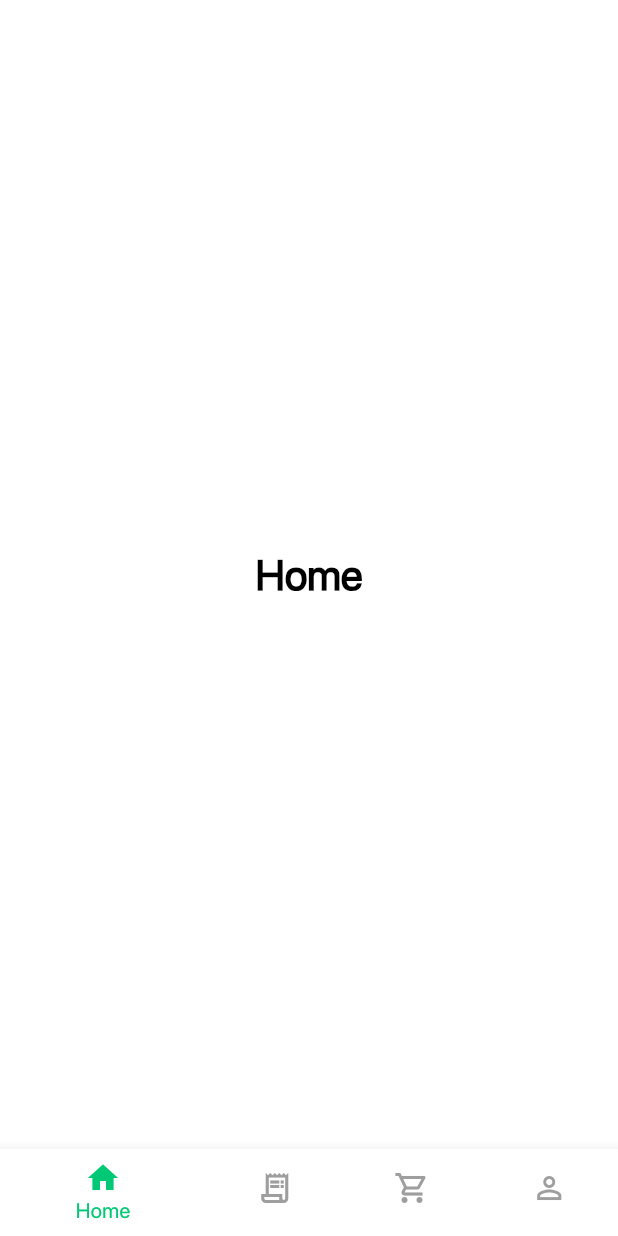
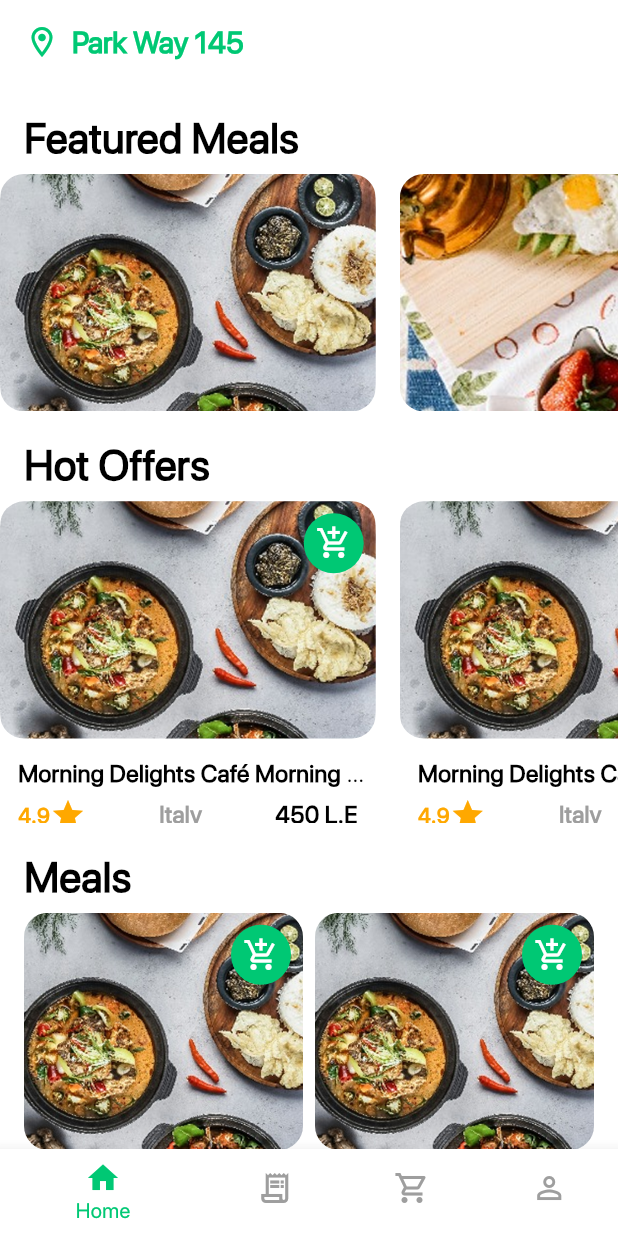
Before and after one commit to FakhrElddin/street_bite_app, a Flutter app: the screen it shows after launch, on a phone screen of 412 x 824 dp. Run offline on Flutter 3.47's test engine with Material 3 defaults, Android fonts, the phone set to English and light mode, and no system bars; our stand-ins replace flutter_bloc, shared_preferences.

Commit message:
create home view ui

```diff
--- a/lib/core/utils/app_assets.dart
+++ b/lib/core/utils/app_assets.dart
@@ -1,4 +1,8 @@
 abstract final class AppAssets {
   static const String splashImage = 'assets/images/splash_image.png';
   static const String splashLogo = 'assets/images/splash_logo.png';
+  static const String firstBannerImage = 'assets/images/banner_image_1.png';
+  static const String secondBannerImage = 'assets/images/banner_image_2.png';
+  static const String thirdBannerImage = 'assets/images/banner_image_3.png';
+  static const String fourthBannerImage = 'assets/images/banner_image_4.png';
 }
--- a/lib/core/utils/app_colors.dart
+++ b/lib/core/utils/app_colors.dart
@@ -10,4 +10,5 @@ abstract final class AppColors {
   static const Color redColor = Colors.red;
   static const Color greyColor = Colors.grey;
   static const Color blackColor = Colors.black;
+  static const Color yellowColor = Color(0XFFFFA800);
 }
--- a/lib/features/home/presentation/screens/home_view.dart
+++ b/lib/features/home/presentation/screens/home_view.dart
@@ -1,17 +1,67 @@
 import 'package:flutter/material.dart';
+import 'package:street_bite_app/features/home/presentation/widgets/featured_meals_list_view.dart';
+import 'package:street_bite_app/features/home/presentation/widgets/home_view_app_bar.dart';
+import 'package:street_bite_app/features/home/presentation/widgets/hot_offers_list_view.dart';
+import 'package:street_bite_app/features/home/presentation/widgets/meals_sliver_grid.dart';
 
 class HomeView extends StatelessWidget {
   const HomeView({super.key});
 
   @override
   Widget build(BuildContext context) {
-    return Center(
-      child: Text(
-        'Home',
-        style: Theme.of(context).textTheme.headlineMedium?.copyWith(
-              fontWeight: FontWeight.bold,
-            ),
-      ),
+    final screenHeight = MediaQuery.sizeOf(context).height;
+    return CustomScrollView(
+      slivers: [
+        SliverToBoxAdapter(
+          child: Column(
+            children: [
+              HomeViewAppBar(),
+              SizedBox(height: 16),
+              Padding(
+                padding: const EdgeInsetsDirectional.only(start: 16.0),
+                child: Align(
+                  alignment: AlignmentDirectional.centerStart,
+                  child: Text(
+                    'Featured Meals',
+                    style: TextStyle(fontSize: 28, fontWeight: FontWeight.w600),
+                  ),
+                ),
+              ),
+              SizedBox(height: 4),
+              SizedBox(
+                height: screenHeight * 0.192,
+                child: FeaturedMealsListView(),
+              ),
+              SizedBox(height: 16),
+              Padding(
+                padding: const EdgeInsetsDirectional.only(start: 16.0),
+                child: Align(
+                  alignment: AlignmentDirectional.centerStart,
+                  child: Text(
+                    'Hot Offers',
+                    style: TextStyle(fontSize: 28, fontWeight: FontWeight.w600),
+                  ),
+                ),
+              ),
+              SizedBox(height: 4),
+              SizedBox(height: screenHeight * 0.26, child: HotOffersListView()),
+              SizedBox(height: 16),
+              Padding(
+                padding: const EdgeInsetsDirectional.only(start: 16.0),
+                child: Align(
+                  alignment: AlignmentDirectional.centerStart,
+                  child: Text(
+                    'Meals',
+                    style: TextStyle(fontSize: 28, fontWeight: FontWeight.w600),
+                  ),
+                ),
+              ),
+              SizedBox(height: 4),
+            ],
+          ),
+        ),
+        MealsSliverGrid(),
+      ],
     );
   }
 }
--- /dev/null
+++ b/lib/features/home/presentation/widgets/featured_meals_list_view.dart
@@ -0,0 +1,36 @@
+import 'package:flutter/material.dart';
+import 'package:street_bite_app/core/utils/app_assets.dart';
+
+class FeaturedMealsListView extends StatelessWidget {
+  const FeaturedMealsListView({super.key});
+
+  final List<String> images = const [
+    AppAssets.firstBannerImage,
+    AppAssets.secondBannerImage,
+    AppAssets.thirdBannerImage,
+    AppAssets.fourthBannerImage,
+    AppAssets.firstBannerImage,
+  ];
+
+  @override
+  Widget build(BuildContext context) {
+    final screenHeight = MediaQuery.sizeOf(context).height;
+    final screenWidth = MediaQuery.sizeOf(context).width;
+    return ListView.separated(
+      scrollDirection: Axis.horizontal,
+      physics: BouncingScrollPhysics(),
+      itemCount: images.length,
+      itemBuilder: (context, index) => Container(
+        clipBehavior: Clip.antiAlias,
+        decoration: BoxDecoration(borderRadius: BorderRadius.circular(16)),
+        child: Image.asset(
+          images[index],
+          height: screenHeight * 0.192,
+          width: screenWidth * 0.608,
+          fit: BoxFit.cover,
+        ),
+      ),
+      separatorBuilder: (context, index) => SizedBox(width: 16),
+    );
+  }
+}
--- /dev/null
+++ b/lib/features/home/presentation/widgets/home_view_app_bar.dart
@@ -0,0 +1,29 @@
+import 'package:flutter/material.dart';
+import 'package:street_bite_app/core/utils/app_colors.dart';
+
+class HomeViewAppBar extends StatelessWidget implements PreferredSizeWidget {
+  const new({super.key});
+
+  @override
+  Widget build(BuildContext context) {
+    return AppBar(
+      title: Row(
+        children: [
+          Icon(Icons.location_on_outlined, color: AppColors.primaryColor),
+          SizedBox(width: 8),
+          Text(
+            'Park Way 145',
+            style: TextStyle(
+              fontSize: 20,
+              fontWeight: FontWeight.w600,
+              color: AppColors.primaryColor,
+            ),
+          ),
+        ],
+      ),
+    );
+  }
+
+  @override
+  Size get preferredSize => Size.fromHeight(kToolbarHeight);
+}
--- /dev/null
+++ b/lib/features/home/presentation/widgets/hot_offers_list_view.dart
@@ -0,0 +1,17 @@
+import 'package:flutter/material.dart';
+import 'package:street_bite_app/features/home/presentation/widgets/meal_item.dart';
+
+class HotOffersListView extends StatelessWidget {
+  const HotOffersListView({super.key});
+
+  @override
+  Widget build(BuildContext context) {
+    return ListView.separated(
+      scrollDirection: Axis.horizontal,
+      physics: BouncingScrollPhysics(),
+      itemCount: 5,
+      itemBuilder: (context, index) => MealItem(),
+      separatorBuilder: (context, index) => SizedBox(width: 16),
+    );
+  }
+}
--- /dev/null
+++ b/lib/features/home/presentation/widgets/meal_item.dart
@@ -0,0 +1,94 @@
+import 'package:flutter/material.dart';
+import 'package:street_bite_app/core/utils/app_assets.dart';
+import 'package:street_bite_app/core/utils/app_colors.dart';
+
+class MealItem extends StatelessWidget {
+  const new({super.key});
+
+  @override
+  Widget build(BuildContext context) {
+    final screenHeight = MediaQuery.sizeOf(context).height;
+    final screenWidth = MediaQuery.sizeOf(context).width;
+    return Stack(
+      alignment: AlignmentDirectional.topEnd,
+      children: [
+        SizedBox(
+          width: screenWidth * 0.608,
+          child: Column(
+            crossAxisAlignment: CrossAxisAlignment.start,
+            children: [
+              Container(
+                clipBehavior: Clip.antiAlias,
+                decoration: BoxDecoration(
+                  borderRadius: BorderRadius.circular(16),
+                ),
+                child: Image.asset(
+                  AppAssets.firstBannerImage,
+                  height: screenHeight * 0.192,
+                  width: screenWidth * 0.608,
+                  fit: BoxFit.cover,
+                ),
+              ),
+              SizedBox(height: 12),
+              Padding(
+                padding: const EdgeInsetsDirectional.only(start: 12),
+                child: Text(
+                  'Morning Delights Café Morning Delights Café Morning Delights Café Morning Delights Café Morning Delights Café',
+                  style: TextStyle(fontSize: 16, fontWeight: FontWeight.w600),
+                  maxLines: 1,
+                  overflow: TextOverflow.ellipsis,
+                ),
+              ),
+              SizedBox(height: 4),
+              Padding(
+                padding: const EdgeInsets.symmetric(horizontal: 12.0),
+                child: Row(
+                  mainAxisAlignment: MainAxisAlignment.spaceBetween,
+                  children: [
+                    Row(
+                      children: [
+                        Text(
+                          '4.9',
+                          style: TextStyle(
+                            fontSize: 14,
+                            fontWeight: FontWeight.w600,
+                            color: AppColors.yellowColor,
+                          ),
+                        ),
+                        Icon(Icons.star, color: AppColors.yellowColor),
+                      ],
+                    ),
+                    Text(
+                      'Italy',
+                      style: TextStyle(
+                        fontSize: 16,
+                        fontWeight: FontWeight.w600,
+                        color: AppColors.greyColor,
+                      ),
+                    ),
+                    Text(
+                      '450 L.E',
+                      style: TextStyle(
+                        fontSize: 16,
+                        fontWeight: FontWeight.w600,
+                      ),
+                    ),
+                  ],
+                ),
+              ),
+            ],
+          ),
+        ),
+        Padding(
+          padding: const EdgeInsets.all(8.0),
+          child: CircleAvatar(
+            child: IconButton(
+              onPressed: () {},
+              icon: Icon(Icons.add_shopping_cart),
+            ),
+          ),
+        ),
+      ],
+    );
+  }
+}
--- /dev/null
+++ b/lib/features/home/presentation/widgets/meals_sliver_grid.dart
@@ -0,0 +1,23 @@
+import 'package:flutter/material.dart';
+import 'package:street_bite_app/features/home/presentation/widgets/meal_item.dart';
+
+class MealsSliverGrid extends StatelessWidget {
+  const MealsSliverGrid({super.key});
+
+  @override
+  Widget build(BuildContext context) {
+    return SliverPadding(
+      padding: const EdgeInsetsDirectional.symmetric(horizontal: 16.0),
+      sliver: SliverGrid.builder(
+        itemCount: 20,
+        gridDelegate: SliverGridDelegateWithFixedCrossAxisCount(
+          crossAxisCount: 2,
+          crossAxisSpacing: 8,
+          mainAxisSpacing: 12,
+          childAspectRatio: 0.75,
+        ),
+        itemBuilder: (context, index) => MealItem(),
+      ),
+    );
+  }
+}
```
Also changed, not shown: assets/images/banner_image_1.png (added), assets/images/banner_image_2.png (added), assets/images/banner_image_3.png (added), assets/images/banner_image_4.png (added).
